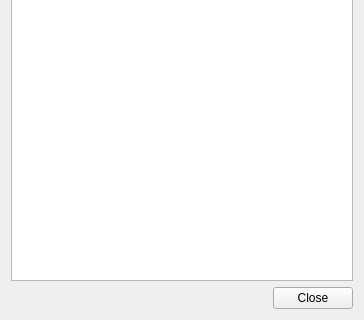
Qt form caddcustomobject.ui (PavelMr/skytechx) before a commit; both pictures show x 0 to 364 and y 204 to 524 of the 364 by 524 pixel window.
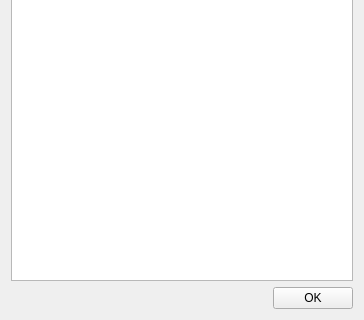
The same form after that commit.

Patch:
```diff
--- a/caddcustomobject.ui
+++ b/caddcustomobject.ui
@@ -83,7 +83,7 @@
        <item>
         <widget class="QPushButton" name="pushButton_2">
          <property name="text">
-          <string>Close</string>
+          <string>OK</string>
          </property>
         </widget>
        </item>
```
